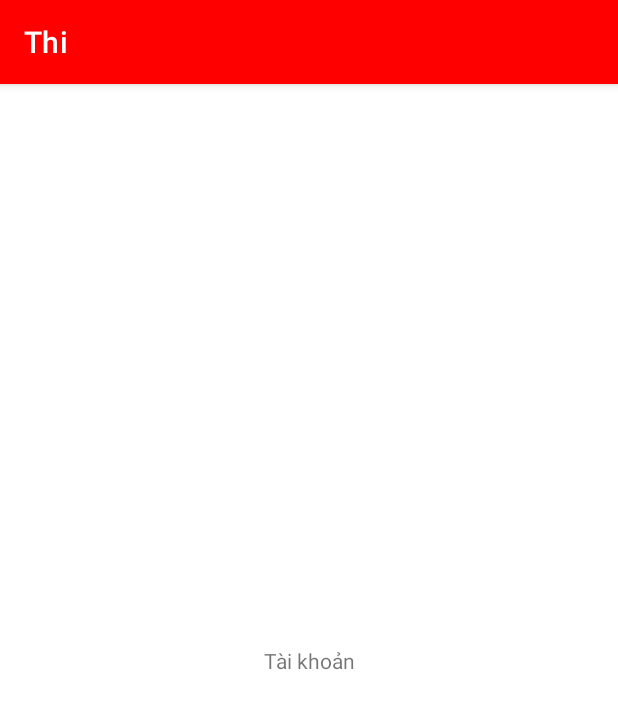
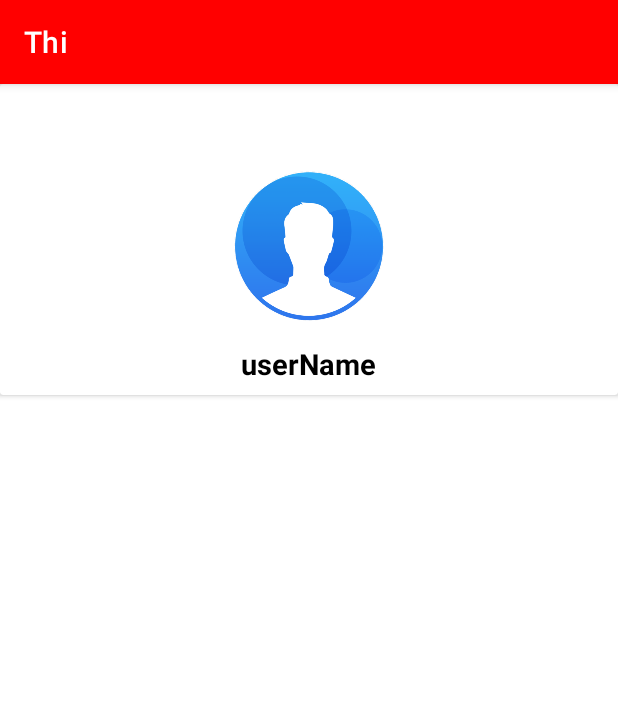
Before and after one commit to dungleepham/My_android_app, an Android app: the fragment AccountFragment shown on its own in the app's theme, on a phone screen of 412 x 824 dp. Shown: the top 709 px of the screen. Run offline under Robolectric (Android 15) with nearby library versions, the phone set to English and light mode, and no system bars; our stand-ins replace CircleImageView, Firebase (no records; nobody signed in at launch, a user with empty details on screens opened directly); pictures from the network do not load.

Commit message:
add account layout

```diff
--- a/app/build.gradle
+++ b/app/build.gradle
@@ -45,6 +45,7 @@ dependencies {
     implementation 'androidx.navigation:navigation-fragment:2.3.5'
     implementation 'androidx.navigation:navigation-ui:2.3.5'
     implementation 'com.google.code.gson:gson:2.10'
+
     implementation 'com.google.firebase:firebase-database:20.1.0'
     implementation 'com.google.firebase:firebase-auth:21.1.0'
     testImplementation 'junit:junit:4.13.2'
@@ -56,6 +57,7 @@ dependencies {
     implementation 'de.hdodenhof:circleimageview:3.1.0'
    // implementation 'com.github.javiersantos:MaterialStyledDialogs:3.0.1'
     implementation 'com.github.michael-rapp:android-material-dialog:5.2.3'
+
     implementation platform('com.google.firebase:firebase-bom:31.0.2')
     implementation 'com.google.firebase:firebase-database'
 
--- a/app/src/main/java/com/example/thi/AccountFragment.java
+++ b/app/src/main/java/com/example/thi/AccountFragment.java
@@ -4,16 +4,57 @@ import android.os.Bundle;
 import android.view.LayoutInflater;
 import android.view.View;
 import android.view.ViewGroup;
+import android.widget.TextView;
 
 import androidx.annotation.NonNull;
 import androidx.annotation.Nullable;
 import androidx.fragment.app.Fragment;
 
+import com.google.firebase.auth.FirebaseUser;
+import com.google.firebase.database.DatabaseReference;
+
+import de.hdodenhof.circleimageview.CircleImageView;
+
 public class AccountFragment extends Fragment {
+
+    CircleImageView image_profile;
+    TextView username;
+    DatabaseReference reference;
+    FirebaseUser fuser;
+
+    String id = "";
+
     @Nullable
     @Override
     public View onCreateView(@NonNull LayoutInflater inflater, @Nullable ViewGroup container, @Nullable Bundle savedInstanceState) {
         View view = inflater.inflate(R.layout.fragment_account, container, false);
+
+     /*   image_profile = view.findViewById(R.id.profile_image);
+        username = view.findViewById(R.id.userName);
+
+        fuser = FirebaseAuth.getInstance().getCurrentUser();
+        reference = FirebaseDatabase.getInstance().getReference("User").child(fuser.getUid());
+
+          reference.addValueEventListener(new ValueEventListener() {
+            @Override
+            public void onDataChange(@NonNull DataSnapshot snapshot) {
+                User user = snapshot.getValue(User.class);
+                username.setText(user.getUserName());
+                if(user.getImageURL().equals("default")){
+                    image_profile.setImageResource(R.drawable.user_icon);
+
+                }
+                else{
+                    Glide.with(getContext()).load(user.getImageURL()).into(image_profile);
+                }
+            }
+
+            @Override
+            public void onCancelled(@NonNull DatabaseError error) {
+
+            }
+        });
+*/
         return view;
     }
 }
--- a/app/src/main/java/com/example/thi/ChatActivity.java
+++ b/app/src/main/java/com/example/thi/ChatActivity.java
@@ -79,8 +79,8 @@ public class ChatActivity extends AppCompatActivity {
         ViewPager viewPager = findViewById(R.id.view_pager);
         ViewPagerAdapter viewPagerAdapter = new ViewPagerAdapter(getSupportFragmentManager());
 
-      //  viewPagerAdapter.addFragment(new FragmentChat(), "Chat");
-        viewPagerAdapter.addFragment(new UsersFragment(), "Tin nhắn");
+        viewPagerAdapter.addFragment(new FragmentChat(), "Tin nhắn");
+        viewPagerAdapter.addFragment(new UsersFragment(), "Danh bạ");
 
         viewPager.setAdapter(viewPagerAdapter);
         tabLayout.setupWithViewPager(viewPager);
--- a/app/src/main/java/com/example/thi/FragmentChat.java
+++ b/app/src/main/java/com/example/thi/FragmentChat.java
@@ -51,7 +51,7 @@ public class FragmentChat extends Fragment {
         fuser = FirebaseAuth.getInstance().getCurrentUser();
         userList = new ArrayList<>();
 
-        databaseReference = FirebaseDatabase.getInstance().getReference("Chat");
+        databaseReference = FirebaseDatabase.getInstance().getReference("chat");
         databaseReference.addValueEventListener(new ValueEventListener() {
             @Override
             public void onDataChange(@NonNull DataSnapshot snapshot) {
--- a/app/src/main/java/com/example/thi/ResultActivity.java
+++ b/app/src/main/java/com/example/thi/ResultActivity.java
@@ -193,9 +193,9 @@ public class ResultActivity extends AppCompatActivity {
             case R.id.menu_do_quiz_again:
                 doQuizAgain();
                 break;
-            case R.id.menu_view_answer:
-                viewQuizAnswer();
-                break;
+            //case R.id.menu_view_answer:
+             //   viewQuizAnswer();
+             //   break;
             case R.id.action_home:
                 Intent intent = new Intent(getApplicationContext(), MainActivity.class);
                 intent.addFlags(Intent.FLAG_ACTIVITY_CLEAR_TOP);
--- a/app/src/main/res/layout/fragment_account.xml
+++ b/app/src/main/res/layout/fragment_account.xml
@@ -1,18 +1,42 @@
 <?xml version="1.0" encoding="utf-8"?>
-<androidx.constraintlayout.widget.ConstraintLayout xmlns:android="http://schemas.android.com/apk/res/android"
+<RelativeLayout xmlns:android="http://schemas.android.com/apk/res/android"
     xmlns:app="http://schemas.android.com/apk/res-auto"
     xmlns:tools="http://schemas.android.com/tools"
     android:layout_width="match_parent"
     android:layout_height="match_parent">
 
 
-    <TextView
-        android:id="@+id/textView2"
-        android:layout_width="wrap_content"
-        android:layout_height="wrap_content"
-        android:text="@string/action_Account"
-        app:layout_constraintBottom_toBottomOf="parent"
-        app:layout_constraintEnd_toEndOf="parent"
-        app:layout_constraintStart_toStartOf="parent"
-        app:layout_constraintTop_toTopOf="parent" />
-</androidx.constraintlayout.widget.ConstraintLayout>
+    <androidx.cardview.widget.CardView
+        android:layout_width="match_parent"
+        android:layout_height="wrap_content">
+        <RelativeLayout
+            android:layout_width="match_parent"
+            android:layout_height="wrap_content"
+            android:padding="8dp"
+            >
+
+
+            <de.hdodenhof.circleimageview.CircleImageView
+                android:layout_width="100dp"
+                android:layout_height="100dp"
+                android:id="@+id/profile_image"
+                android:layout_centerHorizontal="true"
+                android:layout_marginTop="50dp"
+                android:src="@drawable/user_icon"
+                />
+
+            <TextView
+                android:id="@+id/userName"
+                android:layout_width="wrap_content"
+                android:layout_height="wrap_content"
+                android:text="userName"
+                android:layout_below="@+id/profile_image"
+                android:layout_centerHorizontal="true"
+                android:layout_marginTop="15dp"
+                android:textColor="@color/black"
+                android:textStyle="bold"
+                android:textSize="19sp"
+                />
+        </RelativeLayout>
+    </androidx.cardview.widget.CardView>
+</RelativeLayout>
--- a/app/src/main/res/menu/result_menu.xml
+++ b/app/src/main/res/menu/result_menu.xml
@@ -1,10 +1,7 @@
 <?xml version="1.0" encoding="utf-8"?>
 <menu xmlns:android="http://schemas.android.com/apk/res/android"
     xmlns:app="http://schemas.android.com/apk/res-auto">
-    <item
-        android:id="@+id/menu_view_answer"
-        android:title="Xem lại đáp án"
-        app:showAsAction="never" />
+
     <item
         android:id="@+id/menu_do_quiz_again"
         android:title="Bắt đầu lại bài kiểm tra"
```
Also changed, not shown: app/src/main/java/com/example/thi/MainActivity.java (+4 -4 lines).
